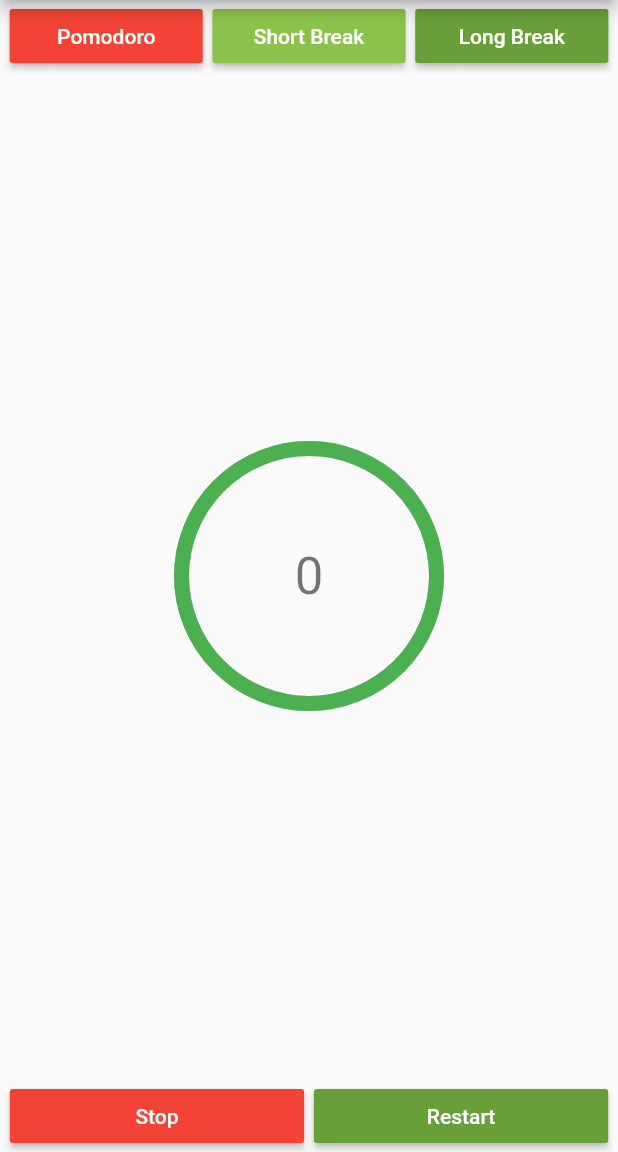
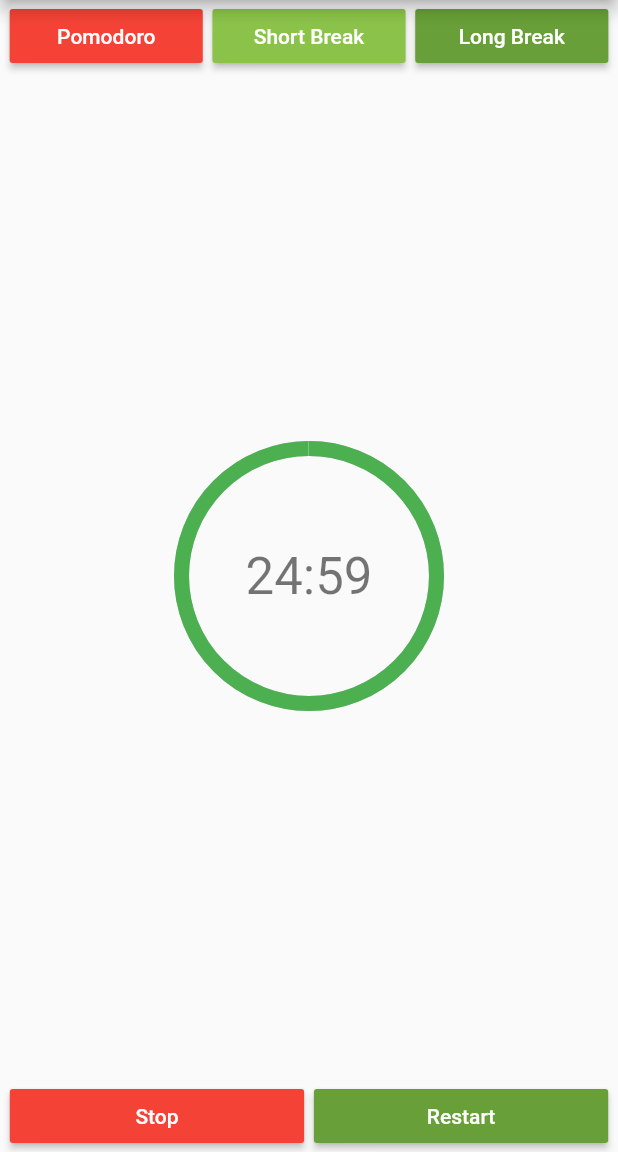
Before and after one commit to brettnew/timer, a Flutter app: the screen it shows after launch, after a tap on "Pomodoro", on a phone screen of 412 x 824 dp, the part 84-1236 px from its top. Run offline on Flutter 3.47's test engine with Material 2 defaults, Android fonts, the phone set to English and light mode, and no system bars; drawn by our look-alikes of percent_indicator; our stand-ins replace assets_audio_player; missing offline and left inert: screen.

Commit message:
Add timer functionality

```diff
--- a/lib/main.dart
+++ b/lib/main.dart
@@ -27,6 +27,8 @@
   @override
   Widget build(BuildContext context) {
     final size = MediaQuery.of(context).size.width;
+    final double smallButtonSize = size / 3.2;
+    final double largeButtonSize = size / 2.1;
     return ScopedModel(
       model: TimerModel(),
       child: Scaffold(
@@ -41,21 +43,21 @@
                 children: <Widget>[
                   ScopedModelDescendant<TimerModel>(
                     builder: (context, _, model) => TomatoButton(Colors.red,
-                        'Pomodoro', model.startPomodoro, size / 3.2),
+                        'Pomodoro', model.startPomodoro, smallButtonSize),
                   ),
                   ScopedModelDescendant<TimerModel>(
                     builder: (context, _, model) => TomatoButton(
                         Color(0xff8BC34A),
                         'Short Break',
                         model.startShort,
-                        size / 3.2),
+                        smallButtonSize),
                   ),
                   ScopedModelDescendant<TimerModel>(
                     builder: (context, _, model) => TomatoButton(
                         Color(0xff689F38),
                         'Long Break',
                         model.startLong,
-                        size / 3.2),
+                        smallButtonSize),
                   )
                 ],
               ),
@@ -76,14 +78,14 @@
                 children: <Widget>[
                   ScopedModelDescendant<TimerModel>(
                     builder: (context, _, model) => TomatoButton(
-                        Colors.red, 'Stop', model.stopTimer, size / 2.1),
+                        Colors.red, 'Stop', model.stopTimer, largeButtonSize),
                   ),
                   ScopedModelDescendant<TimerModel>(
                     builder: (context, _, model) => TomatoButton(
                         Color(0xff689F38),
                         'Restart',
                         model.restart,
-                        size / 2.1),
+                        largeButtonSize),
                   )
                 ],
               )
--- a/lib/timer.dart
+++ b/lib/timer.dart
@@ -1,8 +1,11 @@
 import 'dart:async';
+import 'package:assets_audio_player/assets_audio_player.dart';
 import 'package:scoped_model/scoped_model.dart';
+import 'package:screen/screen.dart';
 
 class TimerModel extends Model {
   Duration _time = Duration(minutes: 25, seconds: 0);
+  Duration _fullTime;
   double _radius = 1;
 
   Timer timer;
@@ -14,14 +17,75 @@
   }
 
   String returnTime(Duration time) {
-    return '0';
+    AssetsAudioPlayer player = AssetsAudioPlayer();
+    if (time.inSeconds <= 0) {
+      _time = Duration(minutes: 0, seconds: 0);
+      player.open(AssetsAudio(asset: 'dong.mp3', folder: 'assets/sounds/'));
+      player.play();
+      stopTimer();
+    }
+    String ts = time.toString();
+    String minutes = ts.substring(2, 4);
+    String seconds = ts.substring(5, 7);
+    String formattedTime = minutes + ':' + seconds;
+    return formattedTime;
   }
 
-  void startPomodoro() {}
-  void startShort() {}
-  void startLong() {}
-  void startTimer(int minutes) {}
+  void decrementTime() {
+    if (_time.inSeconds > 0) {
+      _time = _time - Duration(seconds: 1);
+      _radius = _time.inSeconds / _fullTime.inSeconds;
+    } else {
+      _time = Duration(seconds: 0);
+      _radius = 0;
+      stopTimer();
+    }
+    notifyListeners();
+  }
 
-  void stopTimer() {}
-  void restart() {}
+  void startPomodoro() {
+    Screen.keepOn(true);
+    _radius = 1;
+    _time = Duration(minutes: 25, seconds: 0);
+    notifyListeners();
+    _fullTime = _time;
+    startTimer(25);
+  }
+
+  void startShort() {
+    Screen.keepOn(true);
+    _radius = 1;
+    _time = Duration(minutes: 5, seconds: 0);
+    notifyListeners();
+    _fullTime = _time;
+    startTimer(5);
+  }
+
+  void startLong() {
+    Screen.keepOn(true);
+    _radius = 1;
+    _time = Duration(minutes: 20, seconds: 0);
+    notifyListeners();
+    _fullTime = _time;
+    startTimer(20);
+  }
+
+  void startTimer(int minutes) {
+    stopTimer();
+    timer = Timer.periodic(Duration(seconds: 1), (timer) => decrementTime());
+  }
+
+  void stopTimer() {
+    if (timer != null && timer.isActive) {
+      timer.cancel();
+    }
+    Screen.keepOn(false);
+  }
+
+  void restart() {
+    if (_time.inSeconds > 0) {
+      Screen.keepOn(true);
+      timer = Timer.periodic(Duration(seconds: 1), (timer) => decrementTime());
+    }
+  }
 }
--- a/pubspec.yaml
+++ b/pubspec.yaml
@@ -23,6 +23,7 @@
   scoped_model: ^1.0.1
   screen: ^0.0.5
   flutter_launcher_icons: "^0.7.0"
+  assets_audio_player: ^1.0.1
 
   # The following adds the Cupertino Icons font to your application.
   # Use with the CupertinoIcons class for iOS style icons.
```
Also changed, not shown: assets/icons/tomato.png (added), pubspec.lock, 1 other file.
